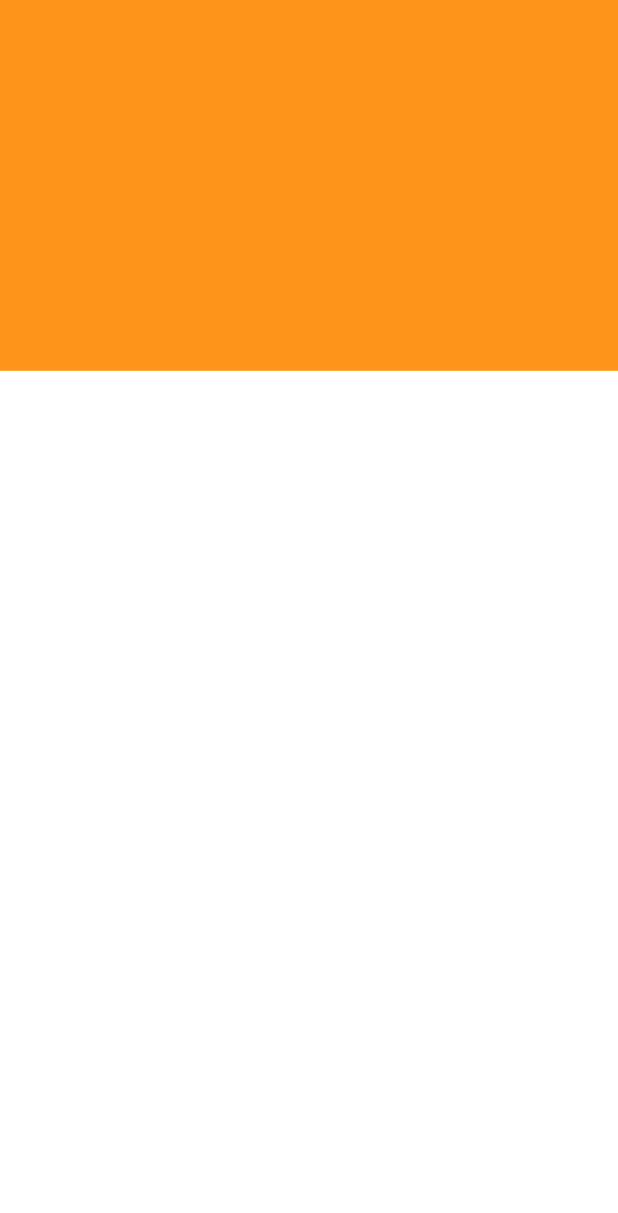
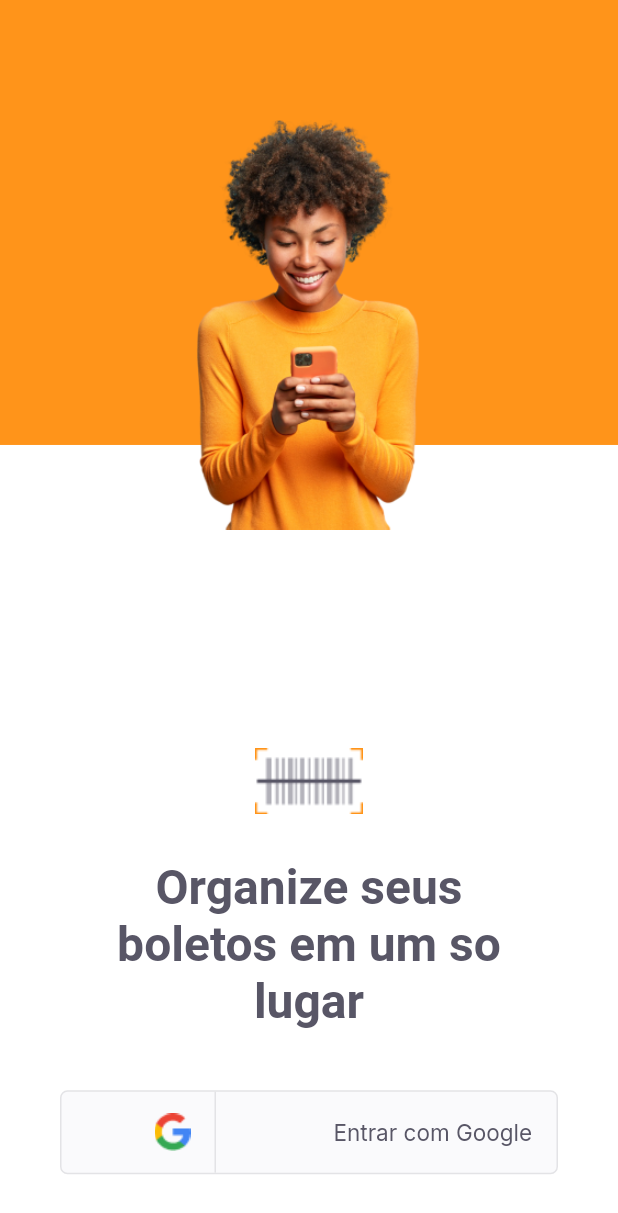
Before and after one commit to vgdsilva/payflow-app, a Flutter app: the screen it shows after launch, on a phone screen of 412 x 824 dp. Shown: the top 1213 px of the screen. Run offline on Flutter 3.47's test engine with Material 2 defaults, Android fonts, the light colour scheme and no system bars; our stand-ins replace google_fonts.

Commit message:
Aula 2- LoginPage

```diff
--- a/lib/main.dart
+++ b/lib/main.dart
@@ -1,5 +1,6 @@
 import 'package:flutter/material.dart';
 import 'package:payflow_app/shared/themes/appcolors.dart';
+import 'modulos/home/homepage.dart';
 import 'modulos/login/loginpage.dart';
 import 'modulos/splash/splashpage.dart';
 
--- /dev/null
+++ b/lib/modulos/home/homepage.dart
@@ -0,0 +1,14 @@
+import 'package:flutter/material.dart';
+
+class HomePage extends StatelessWidget {
+  const HomePage({Key? key}) : super(key: key);
+
+  @override
+  Widget build(BuildContext context) {
+    return Scaffold(
+      appBar: AppBar(
+        title: Text("Home Page"),
+      ),
+    );
+  }
+}
--- a/lib/modulos/login/loginpage.dart
+++ b/lib/modulos/login/loginpage.dart
@@ -1,5 +1,8 @@
 import 'package:flutter/material.dart';
 import 'package:payflow_app/shared/themes/appcolors.dart';
+import 'package:payflow_app/shared/themes/appimages.dart';
+import 'package:payflow_app/shared/themes/apptextstyle.dart';
+import 'package:payflow_app/shared/widgets/sociallogin/socialloginbutton.dart';
 
 class LoginPage extends StatefulWidget {
   LoginPage({Key? key}) : super(key: key);
@@ -15,13 +18,45 @@ class _LoginPageState extends State<LoginPage> {
 
     return Scaffold(
       backgroundColor: AppColors.background,
-      body: Stack(
-        children: [
+      body: Container(
+        height: size.height,
+        width: size.width,
+        child: Stack(children: [
           Container(
               width: size.width,
-              height: size.height * 0.3,
+              height: size.height * 0.36,
               color: AppColors.primary),
-        ],
+          Positioned(
+              top: 80,
+              left: 0,
+              right: 0,
+              child: Image.asset(AppImages.person, width: 208, height: 273)),
+          Positioned(
+            bottom: size.height * 0.05,
+            left: 0,
+            right: 0,
+            child: Column(
+              mainAxisAlignment: MainAxisAlignment.center,
+              crossAxisAlignment: CrossAxisAlignment.center,
+              children: [
+                Image.asset(AppImages.logomini),
+                Padding(
+                  padding: const EdgeInsets.only(top: 30, left: 70, right: 70),
+                  child: Text("Organize seus boletos em um so lugar",
+                      textAlign: TextAlign.center, style: TextStyles.titleHome),
+                ),
+                Padding(
+                  padding: const EdgeInsets.only(left: 40, right: 40, top: 40),
+                  child: SocialLoginButton(
+                    ontap: () {
+                      print('clicar');
+                    },
+                  ),
+                )
+              ],
+            ),
+          ),
+        ]),
       ),
     );
   }
--- /dev/null
+++ b/lib/shared/widgets/sociallogin/socialloginbutton.dart
@@ -0,0 +1,59 @@
+import 'package:flutter/material.dart';
+import 'package:payflow_app/shared/themes/appcolors.dart';
+import 'package:payflow_app/shared/themes/appimages.dart';
+import 'package:payflow_app/shared/themes/apptextstyle.dart';
+
+class SocialLoginButton extends StatelessWidget {
+  final VoidCallback ontap;
+
+  const SocialLoginButton({Key? key, required this.ontap}) : super(key: key);
+
+  @override
+  Widget build(BuildContext context) {
+    return InkWell(
+      onTap: ontap,
+      child: Container(
+        height: 56,
+        decoration: BoxDecoration(
+            color: AppColors.shape,
+            borderRadius: BorderRadius.circular(5),
+            border: Border.fromBorderSide(
+              BorderSide(
+                color: AppColors.stroke,
+              ),
+            )),
+        child: Row(
+          children: [
+            Expanded(
+                flex: 1,
+                child: Row(
+                  mainAxisAlignment: MainAxisAlignment.center,
+                  children: [
+                    Image.asset(AppImages.google),
+                    SizedBox(
+                      width: 16,
+                    ),
+                    Container(
+                      height: 56,
+                      width: 1,
+                      color: AppColors.stroke,
+                    )
+                  ],
+                )),
+            Expanded(
+              child: Row(
+                mainAxisAlignment: MainAxisAlignment.center,
+                children: [
+                  Text(
+                    "Entrar com Google",
+                    style: TextStyles.buttonGray,
+                  ),
+                ],
+              ),
+            ),
+          ],
+        ),
+      ),
+    );
+  }
+}
```
